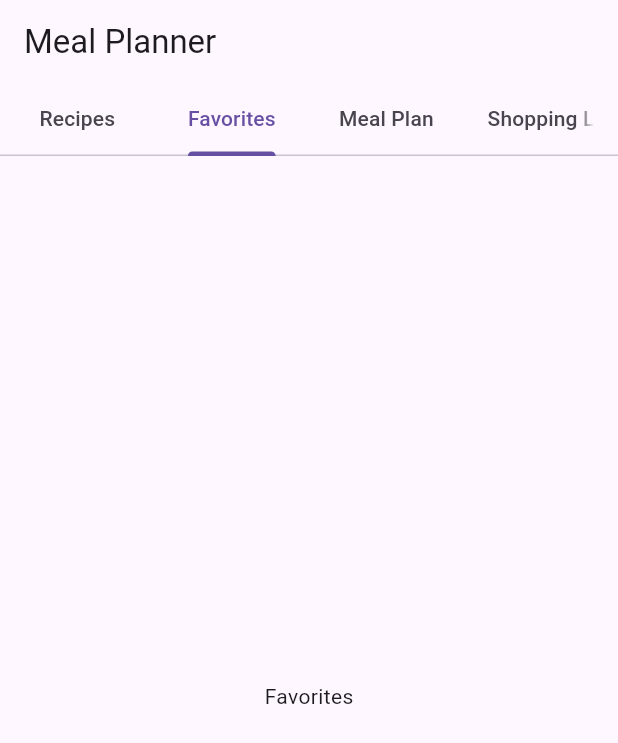
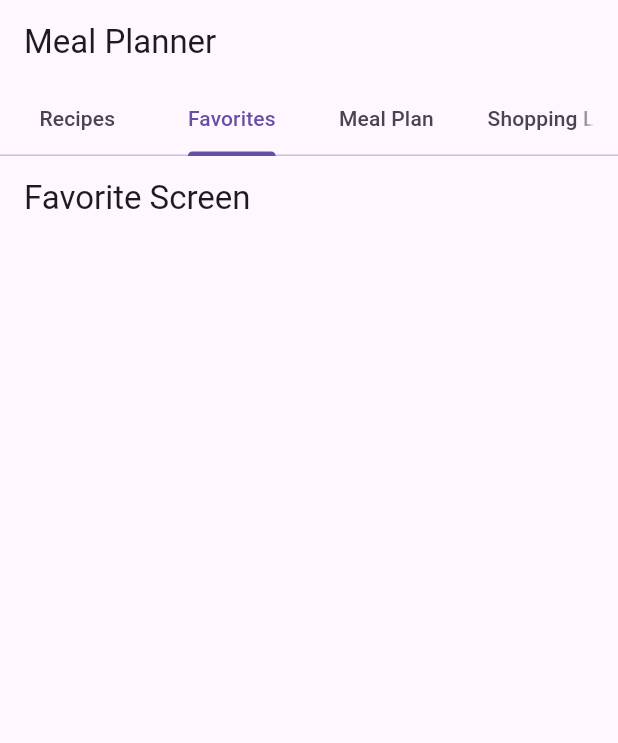
Before and after one commit to FMABrotherhoodX/Recipe-Meal-Planning, a Flutter app: the screen it shows after launch, tab 2 chosen, on a phone screen of 412 x 824 dp. Shown: the top 743 px of the screen. Run offline on Flutter 3.47's test engine with Material 3 defaults, Android fonts, the phone set to English and light mode, and no system bars.

Commit message:
minor changes
changed center in screens to app bar to make everything the same on all screens

```diff
--- a/recipe_mealplanning/lib/Screens/favorite_screen.dart
+++ b/recipe_mealplanning/lib/Screens/favorite_screen.dart
@@ -3,8 +3,10 @@ import 'package:flutter/material.dart';
 class FavoriteScreen extends StatelessWidget {
   @override
   Widget build(BuildContext context) {
-    return const Center(
-      child: Text('Favorites'),
+    return Scaffold(
+      appBar: AppBar(
+        title: const Text('Favorite Screen'),
+      ),
     );
   }
 }
--- a/recipe_mealplanning/lib/Screens/home_screen.dart
+++ b/recipe_mealplanning/lib/Screens/home_screen.dart
@@ -1,7 +1,7 @@
 import 'package:flutter/material.dart';
 import 'recipe_list_screen.dart';
 import 'favorite_screen.dart';
-import '../meal_plan.dart';
+import 'meal_plan_screen.dart';
 import 'shopping_list_screen.dart';
 
 class HomeScreen extends StatelessWidget {
--- a/recipe_mealplanning/lib/meal_plan.dart
+++ b/recipe_mealplanning/lib/Screens/meal_plan_screen.dart
@@ -3,8 +3,10 @@ import 'package:flutter/material.dart';
 class MealPlanScreen extends StatelessWidget {
   @override
   Widget build(BuildContext context) {
-    return const Center(
-      child: Text('Meal Plan'),
+    return Scaffold(
+      appBar: AppBar(
+        title: const Text('Meal Plan'),
+      ),
     );
   }
 }
--- a/recipe_mealplanning/lib/Screens/recipe_list_screen.dart
+++ b/recipe_mealplanning/lib/Screens/recipe_list_screen.dart
@@ -22,11 +22,6 @@ class RecipeListScreen extends StatelessWidget {
           return RecipeCard(recipe: recipe);
         },
       ),
-      floatingActionButton: FloatingActionButton(
-        onPressed: () {},
-        tooltip: 'Add Recipe',
-        child: const Icon(Icons.add),
-      ),
     );
   }
 }
--- a/recipe_mealplanning/lib/Screens/shopping_list_screen.dart
+++ b/recipe_mealplanning/lib/Screens/shopping_list_screen.dart
@@ -3,8 +3,10 @@ import 'package:flutter/material.dart';
 class ShoppingListScreen extends StatelessWidget {
   @override
   Widget build(BuildContext context) {
-    return const Center(
-      child: Text('Shopping List'),
+    return Scaffold(
+      appBar: AppBar(
+        title: const Text('Shopping List'),
+      ),
     );
   }
 }
```
